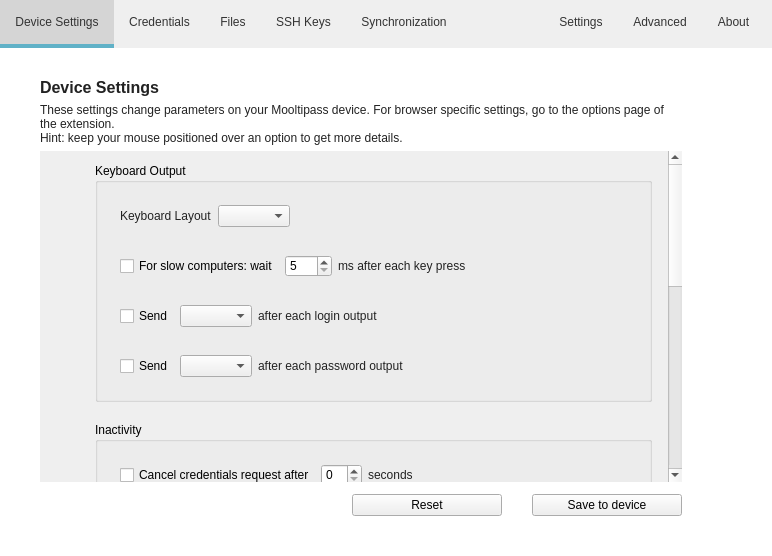
The window that src/MainWindow.ui (mooltipass/moolticute) describes before a commit, drawn with Qt 5.
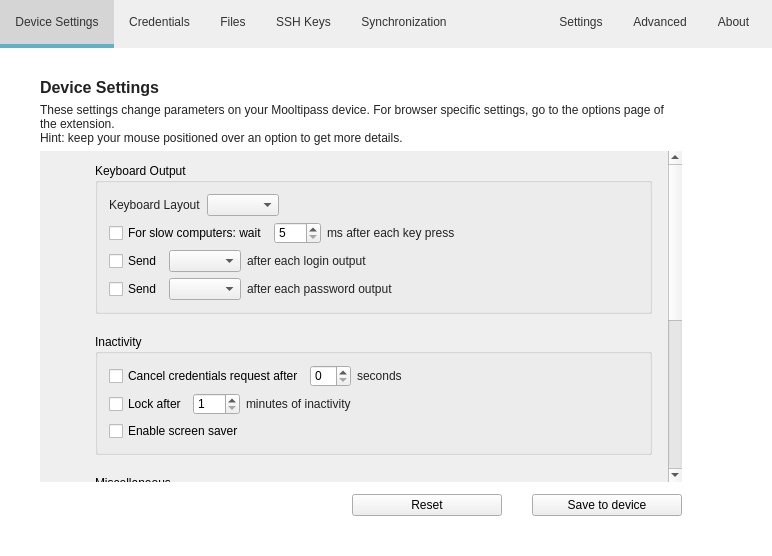
The same window after the commit. The open tabs and pages were chosen to show the change. Icons and pictures are not drawn. Custom widgets are drawn as their Qt base class.

What changed in the file:
```diff
--- a/src/MainWindow.ui
+++ b/src/MainWindow.ui
@@ -238,7 +238,7 @@
        <enum>Qt::LeftToRight</enum>
       </property>
       <property name="currentIndex">
-       <number>9</number>
+       <number>4</number>
       </property>
       <widget class="QWidget" name="pageNoDaemon">
        <layout class="QHBoxLayout" name="horizontalLayout_noDaemon1">
@@ -488,9 +488,9 @@
            <property name="geometry">
             <rect>
              <x>0</x>
-             <y>-399</y>
-             <width>836</width>
-             <height>722</height>
+             <y>-246</y>
+             <width>720</width>
+             <height>581</height>
             </rect>
            </property>
            <layout class="QVBoxLayout" name="verticalLayout_2">
@@ -515,9 +515,21 @@
                <item>
                 <widget class="QWidget" name="settings_keyboard_layout" native="true">
                  <property name="toolTip">
-                  <string>Tool Tip Placeholder</string>
+                  <string>carotte keyboard layout</string>
                  </property>
                  <layout class="QHBoxLayout" name="horizontalLayout_25">
+                  <property name="leftMargin">
+                   <number>0</number>
+                  </property>
+                  <property name="topMargin">
+                   <number>0</number>
+                  </property>
+                  <property name="rightMargin">
+                   <number>0</number>
+                  </property>
+                  <property name="bottomMargin">
+                   <number>0</number>
+                  </property>
                   <item>
                    <widget class="QLabel" name="label_4">
                     <property name="text">
@@ -554,9 +566,21 @@
                <item>
                 <widget class="QWidget" name="settings_keyboard_keydelay" native="true">
                  <property name="toolTip">
-                  <string>Tool Tip Placeholder</string>
+                  <string>carotte slow computer</string>
                  </property>
                  <layout class="QHBoxLayout" name="horizontalLayout_20">
+                  <property name="leftMargin">
+                   <number>0</number>
+                  </property>
+                  <property name="topMargin">
+                   <number>0</number>
+                  </property>
+                  <property name="rightMargin">
+                   <number>0</number>
+                  </property>
+                  <property name="bottomMargin">
+                   <number>0</number>
+                  </property>
                   <item>
                    <widget class="QCheckBox" name="checkBoxSlowHost">
                     <property name="text">
@@ -606,9 +630,21 @@
                <item>
                 <widget class="QWidget" name="settings_keyboard_key_after_login" native="true">
                  <property name="toolTip">
-                  <string>Tooltip placeholder</string>
+                  <string>carotte send after login</string>
                  </property>
                  <layout class="QHBoxLayout" name="horizontalLayout_21">
+                  <property name="leftMargin">
+                   <number>0</number>
+                  </property>
+                  <property name="topMargin">
+                   <number>0</number>
+                  </property>
+                  <property name="rightMargin">
+                   <number>0</number>
+                  </property>
+                  <property name="bottomMargin">
+                   <number>0</number>
+                  </property>
                   <item>
                    <widget class="QCheckBox" name="checkBoxSendAfterLogin">
                     <property name="text">
@@ -652,9 +688,21 @@
                <item>
                 <widget class="QWidget" name="settings_keyboard_key_after_password" native="true">
                  <property name="toolTip">
-                  <string>Tool Tip Place Holder</string>
+                  <string>carotte send after pass</string>
                  </property>
                  <layout class="QHBoxLayout" name="horizontalLayout_22">
+                  <property name="leftMargin">
+                   <number>0</number>
+                  </property>
+                  <property name="topMargin">
+                   <number>0</number>
+                  </property>
+                  <property name="rightMargin">
+                   <number>0</number>
+                  </property>
+                  <property name="bottomMargin">
+                   <number>0</number>
+                  </property>
                   <item>
                    <widget class="QCheckBox" name="checkBoxSendAfterPassword">
                     <property name="text">
@@ -706,7 +754,22 @@
               <layout class="QVBoxLayout" name="verticalLayout_15">
                <item>
                 <widget class="QWidget" name="settings_inactivity_cace_timeout" native="true">
+                 <property name="toolTip">
+                  <string>carotte cancel req</string>
+                 </property>
                  <layout class="QHBoxLayout" name="horizontalLayout_3">
+                  <property name="leftMargin">
+                   <number>0</number>
+                  </property>
+                  <property name="topMargin">
+                   <number>0</number>
+                  </property>
+                  <property name="rightMargin">
+                   <number>0</number>
+                  </property>
+                  <property name="bottomMargin">
+                   <number>0</number>
+                  </property>
                   <item>
                    <widget class="QCheckBox" name="checkBoxInput">
                     <property name="text">
@@ -749,7 +812,22 @@
                </item>
                <item>
                 <widget class="QWidget" name="settings_inactivity_lock" native="true">
+                 <property name="toolTip">
+                  <string>carotte lock</string>
+                 </property>
                  <layout class="QHBoxLayout" name="horizontalLayout">
+                  <property name="leftMargin">
+                   <number>0</number>
+                  </property>
+                  <property name="topMargin">
+                   <number>0</number>
+                  </property>
+                  <property name="rightMargin">
+                   <number>0</number>
+                  </property>
+                  <property name="bottomMargin">
+                   <number>0</number>
+                  </property>
                   <item>
                    <widget class="QCheckBox" name="checkBoxLock">
                     <property name="text">
@@ -798,6 +876,9 @@
                </item>
                <item>
                 <widget class="QCheckBox" name="checkBoxScreensaver">
+                 <property name="toolTip">
+                  <string>carotte screensave</string>
+                 </property>
                  <property name="text">
                   <string>Enable screen saver</string>
                  </property>
@@ -814,7 +895,22 @@
               <layout class="QVBoxLayout" name="verticalLayout_16">
                <item>
                 <widget class="QWidget" name="settings_miscellaneous_brightness" native="true">
+                 <property name="toolTip">
+                  <string>carotte brightness</string>
+                 </property>
                  <layout class="QHBoxLayout" name="horizontalLayout_24">
+                  <property name="leftMargin">
+                   <number>0</number>
+                  </property>
+                  <property name="topMargin">
+                   <number>0</number>
+                  </property>
+                  <property name="rightMargin">
+                   <number>0</number>
+                  </property>
+                  <property name="bottomMargin">
+                   <number>0</number>
+                  </property>
                   <item>
                    <widget class="QLabel" name="label_3">
                     <property name="text">
@@ -850,6 +946,9 @@
                </item>
                <item>
                 <widget class="QCheckBox" name="checkBoxTuto">
+                 <property name="toolTip">
+                  <string>carotte tutorial</string>
+                 </property>
                  <property name="text">
                   <string>Enable device tutorial</string>
                  </property>
@@ -857,6 +956,9 @@
                </item>
                <item>
                 <widget class="QCheckBox" name="checkBoxBoot">
+                 <property name="toolTip">
+                  <string>carotte usb charger</string>
+                 </property>
                  <property name="text">
                   <string>Allow boot without host (e.g. USB battery / Charger)</string>
                  </property>
@@ -870,6 +972,9 @@
                    <verstretch>0</verstretch>
                   </sizepolicy>
                  </property>
+                 <property name="toolTip">
+                  <string>carotte knock</string>
+                 </property>
                  <layout class="QHBoxLayout" name="knockSettingsLayout">
                   <property name="spacing">
                    <number>6</number>
@@ -931,6 +1036,9 @@
                </item>
                <item>
                 <widget class="QCheckBox" name="checkBoxFlash">
+                 <property name="toolTip">
+                  <string>carotte flash screen</string>
+                 </property>
                  <property name="text">
                   <string>Flash screen when input is required</string>
                  </property>
@@ -957,6 +1065,9 @@
                </item>
                <item>
                 <widget class="QCheckBox" name="randomStartingPinCheckBox">
+                 <property name="toolTip">
+                  <string>carotte random pin</string>
+                 </property>
                  <property name="text">
                   <string>Random Starting Pin</string>
                  </property>
@@ -964,7 +1075,22 @@
                </item>
                <item>
                 <widget class="QWidget" name="settings_advanced_lockunlock" native="true">
+                 <property name="toolTip">
+                  <string>carotte lock unlock</string>
+                 </property>
                  <layout class="QHBoxLayout" name="horizontalLayout_27">
+                  <property name="leftMargin">
+                   <number>0</number>
+                  </property>
+                  <property name="topMargin">
+                   <number>0</number>
+                  </property>
+                  <property name="rightMargin">
+                   <number>0</number>
+                  </property>
+                  <property name="bottomMargin">
+                   <number>0</number>
+                  </property>
                   <item>
                    <widget class="QLabel" name="label_30">
                     <property name="text">
```
Left out of the diff: 2 changed lines with no effect on the pictures.
